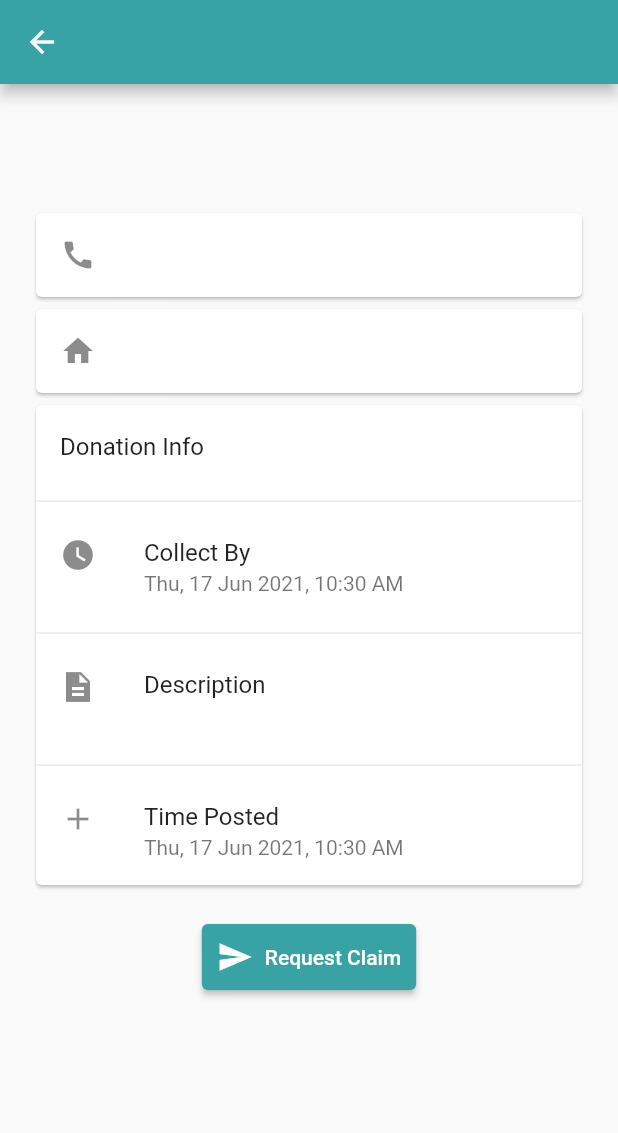
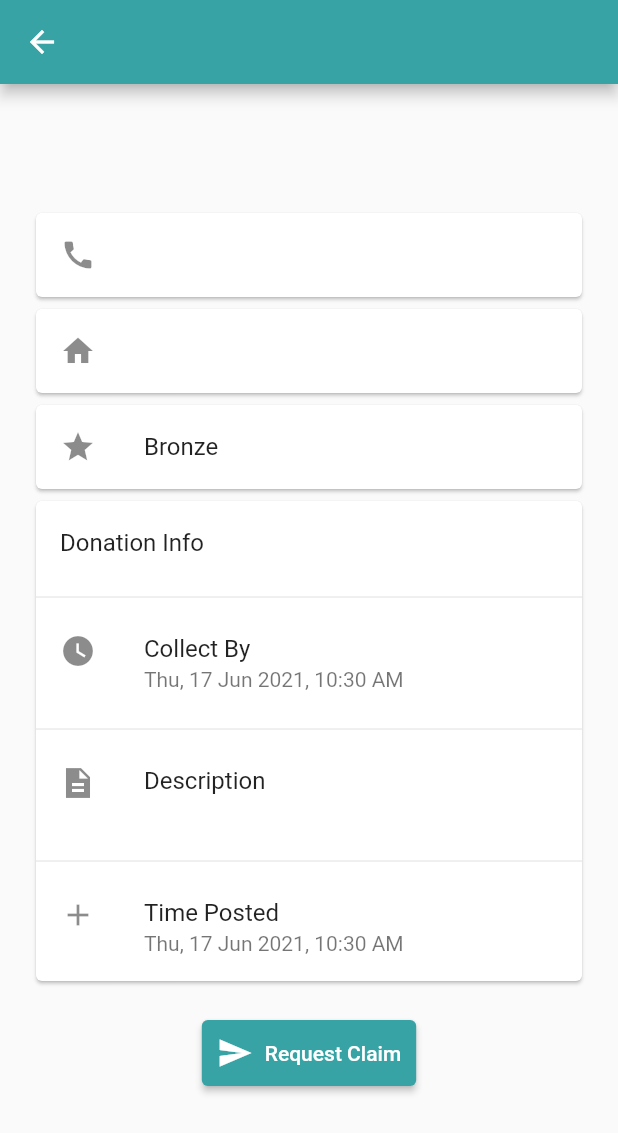
Before and after one commit to DRP-Basket/Basket, a Flutter app: the CharityDonationPage screen opened directly with empty values, on a phone screen of 412 x 824 dp. Shown: the top 1133 px of the screen. Run offline on Flutter 3.47's test engine with Material 2 defaults, Android fonts, the phone set to English and light mode, and no system bars; our stand-ins replace cloud_firestore, expandable, firebase_auth, firebase_core, firebase_storage, flutter_form_builder and 8 more; missing offline and left inert: telephony; accounts and stored records are empty.

```diff
--- a/frontend/lib/firebase_controllers/firebase_firestore_controller.dart
+++ b/frontend/lib/firebase_controllers/firebase_firestore_controller.dart
@@ -243,10 +243,10 @@ class FirebaseFirestoreController implements FirebaseFirestoreInterface {
     return _fireStore.collection(collectionName);
   }
 
-  Future<int> getDonation() async {
+  Future<int> getDonationCount(String donorID) async {
     DocumentSnapshot ds =
-        await _fireStore.collection("donors").doc("testing_donor").get();
-    int donations = ((ds.data() as Map<String, dynamic>)["donations"] as int);
+        await _fireStore.collection("donors").doc(donorID).get();
+    int donations = ((ds.data() as Map<String, dynamic>)["donation_count"] as int);
     return donations;
   }
 
--- a/frontend/lib/firebase_controllers/firebase_firestore_interface.dart
+++ b/frontend/lib/firebase_controllers/firebase_firestore_interface.dart
@@ -46,7 +46,7 @@ class FirebaseFirestoreInterface {
   donationsClaimed(String receiverID) {}
   getCollection(String collectionName) {}
 
-  getDonation() {}
+  getDonationCount(String donorID) {}
 
   getAvailableDonations() {}
 
--- a/frontend/lib/main.dart
+++ b/frontend/lib/main.dart
@@ -1,7 +1,7 @@
 import 'package:drp_basket_app/views/auth/register_choice_screen.dart';
 import 'package:drp_basket_app/views/charity/events/charity_events_page.dart';
 import 'package:drp_basket_app/views/charity/contacts/charity_receivers.dart';
-import 'package:drp_basket_app/views/donor/dart_stats_screen.dart';
+import 'package:drp_basket_app/views/donor/donor_stats_screen.dart';
 import 'package:drp_basket_app/views/donor/donor_home_page.dart';
 import 'package:drp_basket_app/views/donor/donor_profile_page.dart';
 import 'package:drp_basket_app/views/home_page.dart';
--- a/frontend/lib/views/charity/donations/donation_page.dart
+++ b/frontend/lib/views/charity/donations/donation_page.dart
@@ -3,6 +3,7 @@ import 'package:drp_basket_app/constants.dart';
 import 'package:drp_basket_app/firebase_controllers/firebase_firestore_interface.dart';
 import 'package:drp_basket_app/views/charity/utilities/utilities.dart';
 import 'package:drp_basket_app/views/donor/donations/donor_donation_form.dart';
+import 'package:drp_basket_app/views/donor/rank.dart';
 import 'package:flutter/material.dart';
 
 import '../../../locator.dart';
@@ -74,6 +75,12 @@ class _CharityDonationPageState extends State<CharityDonationPage> {
           child: ListTile(
               leading: Icon(Icons.home), title: Text(donor['address'])),
         ),
+        Card(
+          child: ListTile(
+            leading: Icon(Icons.star),
+            title: Text(rankString[getRank(donor['donation_count'])]!),
+          ),
+        ),
       ],
     );
   }
--- a/frontend/lib/views/donor/donor_drawer.dart
+++ b/frontend/lib/views/donor/donor_drawer.dart
@@ -1,4 +1,4 @@
-import 'package:drp_basket_app/views/donor/dart_stats_screen.dart';
+import 'package:drp_basket_app/views/donor/donor_stats_screen.dart';
 import 'package:drp_basket_app/views/donor/donor_requests.dart';
 import 'package:drp_basket_app/views/home_page.dart';
 import 'package:flutter/material.dart';
--- a/frontend/lib/views/donor/dart_stats_screen.dart
+++ b/frontend/lib/views/donor/donor_stats_screen.dart
@@ -24,7 +24,7 @@ class _DonorStatsPageState extends State<DonorStatsPage>
 
   void initDonation() async {
     // TODO when implemented login stuff, use user controller to get stats
-    donations = await locator<FirebaseFirestoreInterface>().getDonation();
+    donations = await locator<FirebaseFirestoreInterface>().getDonationCount("testing_donor");
     rank = getRank(donations);
     loading = false;
     progressPercent = getProgressPercent(rank, donations);
--- a/frontend/lib/views/donor/rank.dart
+++ b/frontend/lib/views/donor/rank.dart
@@ -37,15 +37,15 @@ Rank? nextRank(Rank rank) {
 }
 
 const Map<Rank, String> rankString = {
-  Rank.BRONZE: "bronze",
-  Rank.SILVER: "silver",
-  Rank.GOLD: "gold",
-  Rank.PLATINUM: "platinum",
-  Rank.EMERALD: "emerald",
-  Rank.DIAMOND: "diamond",
-  Rank.MASTER: "master",
-  Rank.GRANDMASTER: "grandmaster",
-  Rank.CHALLENGER: "challenger",
+  Rank.BRONZE: "Bronze",
+  Rank.SILVER: "Silver",
+  Rank.GOLD: "Gold",
+  Rank.PLATINUM: "Platinum",
+  Rank.EMERALD: "Emerald",
+  Rank.DIAMOND: "Diamond",
+  Rank.MASTER: "Master",
+  Rank.GRANDMASTER: "Grandmaster",
+  Rank.CHALLENGER: "Challenger",
 };
 
 String getImagePath(Rank rank) {
--- a/frontend/lib/views/home_page.dart
+++ b/frontend/lib/views/home_page.dart
@@ -7,7 +7,7 @@ import 'package:drp_basket_app/views/donor/donor_home_page.dart';
 import 'package:flutter/material.dart';
 
 import 'charity/events/charity_events_page.dart';
-import 'donor/dart_stats_screen.dart';
+import 'donor/donor_stats_screen.dart';
 import 'donor/donor_main.dart';
 
 class HomePage extends StatelessWidget {
```
Also changed, not shown: frontend/lib/views/charity/donations/donations_page.dart (+13 -7 lines), frontend/lib/views/charity/events/charity_events_page.dart (+9 -2 lines).
